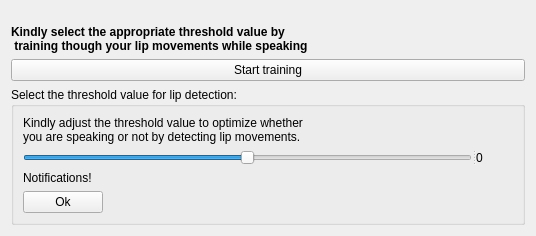
The window that plugins/Conditions/LipDetection/createlipdetectionconditionwidget.ui (KDE/simon) describes before a commit, drawn with Qt 5.
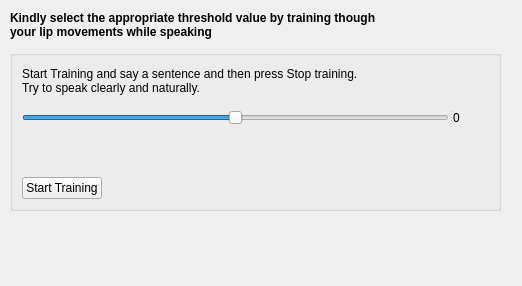
The same window after the commit.

Commit message: Adding training feature in Lip analyzer to select appropriate threshold value to detect lip

Diff of the .ui file:
```diff
--- a/plugins/Conditions/LipDetection/createlipdetectionconditionwidget.ui
+++ b/plugins/Conditions/LipDetection/createlipdetectionconditionwidget.ui
@@ -6,63 +6,90 @@
    <rect>
     <x>0</x>
     <y>0</y>
-    <width>536</width>
-    <height>236</height>
+    <width>522</width>
+    <height>286</height>
    </rect>
   </property>
-  <layout class="QVBoxLayout" name="verticalLayout">
-   <item>
-    <layout class="QFormLayout" name="formLayout"/>
-   </item>
-   <item>
-    <widget class="QSplitter" name="splitter_3">
-     <property name="orientation">
-      <enum>Qt::Vertical</enum>
-     </property>
-    </widget>
-   </item>
-   <item>
-    <widget class="QLabel" name="lblThreshold_2">
-     <property name="font">
-      <font>
-       <weight>75</weight>
-       <bold>true</bold>
-      </font>
-     </property>
-     <property name="lineWidth">
-      <number>2</number>
-     </property>
-     <property name="text">
-      <string>Kindly select the appropriate threshold value by
- training though your lip movements while speaking</string>
-     </property>
-    </widget>
-   </item>
-   <item>
-    <widget class="QPushButton" name="pbSelect">
-     <property name="text">
-      <string>Start training</string>
-     </property>
-    </widget>
-   </item>
-   <item>
     <widget class="QGroupBox" name="groupBox">
+   <property name="enabled">
+    <bool>true</bool>
+   </property>
+   <property name="geometry">
+    <rect>
+     <x>10</x>
+     <y>50</y>
+     <width>491</width>
+     <height>161</height>
+    </rect>
+   </property>
      <property name="title">
-      <string>Select the threshold value for lip detection:</string>
+    <string/>
      </property>
      <layout class="QGridLayout" name="gridLayout">
-      <item row="0" column="0" colspan="2">
+    <item row="0" column="0" colspan="3">
        <widget class="QLabel" name="lblThreshold">
         <property name="lineWidth">
          <number>2</number>
         </property>
         <property name="text">
-         <string>Kindly adjust the threshold value to optimize whether
-you are speaking or not by detecting lip movements. </string>
+       <string>Start Training and say a sentence and then press Stop training.
+Try to speak clearly and naturally.</string>
         </property>
        </widget>
       </item>
-      <item row="1" column="0" colspan="2">
+    <item row="2" column="0">
+     <widget class="QLabel" name="lblNotification">
+      <property name="sizePolicy">
+       <sizepolicy hsizetype="Preferred" vsizetype="Preferred">
+        <horstretch>0</horstretch>
+        <verstretch>0</verstretch>
+       </sizepolicy>
+      </property>
+      <property name="text">
+       <string/>
+      </property>
+     </widget>
+    </item>
+    <item row="2" column="1" colspan="2">
+     <spacer name="horizontalSpacer_2">
+      <property name="orientation">
+       <enum>Qt::Horizontal</enum>
+      </property>
+      <property name="sizeHint" stdset="0">
+       <size>
+        <width>40</width>
+        <height>20</height>
+       </size>
+      </property>
+     </spacer>
+    </item>
+    <item row="3" column="2">
+     <spacer name="horizontalSpacer">
+      <property name="orientation">
+       <enum>Qt::Horizontal</enum>
+      </property>
+      <property name="sizeHint" stdset="0">
+       <size>
+        <width>258</width>
+        <height>20</height>
+       </size>
+      </property>
+     </spacer>
+    </item>
+    <item row="3" column="0" colspan="2">
+     <widget class="QPushButton" name="pbTraining">
+      <property name="sizePolicy">
+       <sizepolicy hsizetype="Fixed" vsizetype="Fixed">
+        <horstretch>0</horstretch>
+        <verstretch>0</verstretch>
+       </sizepolicy>
+      </property>
+      <property name="text">
+       <string>Start Training</string>
+      </property>
+     </widget>
+    </item>
+    <item row="1" column="0" colspan="3">
        <widget class="QSplitter" name="splitter_2">
         <property name="orientation">
          <enum>Qt::Horizontal</enum>
@@ -106,42 +133,31 @@
         </widget>
        </widget>
       </item>
-      <item row="2" column="0">
-       <widget class="QLabel" name="lblNotification">
-        <property name="text">
-         <string>Notifications!</string>
-        </property>
-       </widget>
-      </item>
-      <item row="3" column="0">
-       <widget class="QPushButton" name="pbOk">
-        <property name="text">
-         <string>Ok</string>
-        </property>
-       </widget>
-      </item>
-      <item row="3" column="1">
-       <spacer name="horizontalSpacer">
-        <property name="orientation">
-         <enum>Qt::Horizontal</enum>
-        </property>
-        <property name="sizeHint" stdset="0">
-         <size>
-          <width>258</width>
-          <height>20</height>
-         </size>
-        </property>
-       </spacer>
-      </item>
-     </layout>
-    </widget>
-   </item>
-  </layout>
-  <zorder>groupBox</zorder>
-  <zorder>splitter_3</zorder>
-  <zorder>pbSelect</zorder>
-  <zorder>layoutWidget</zorder>
-  <zorder>lblThreshold_2</zorder>
+   </layout>
+  </widget>
+  <widget class="QLabel" name="lblThreshold_2">
+   <property name="geometry">
+    <rect>
+     <x>10</x>
+     <y>10</y>
+     <width>491</width>
+     <height>30</height>
+    </rect>
+   </property>
+   <property name="font">
+    <font>
+     <weight>75</weight>
+     <bold>true</bold>
+    </font>
+   </property>
+   <property name="lineWidth">
+    <number>2</number>
+   </property>
+   <property name="text">
+    <string>Kindly select the appropriate threshold value by training though
+your lip movements while speaking</string>
+   </property>
+  </widget>
  </widget>
  <tabstops>
   <tabstop>pbSelect</tabstop>
```
Left out of the diff: 3 changed lines with no effect on the pictures. Lines whose indentation alone changed are shown as unchanged. The commit also changes 6 other files.
